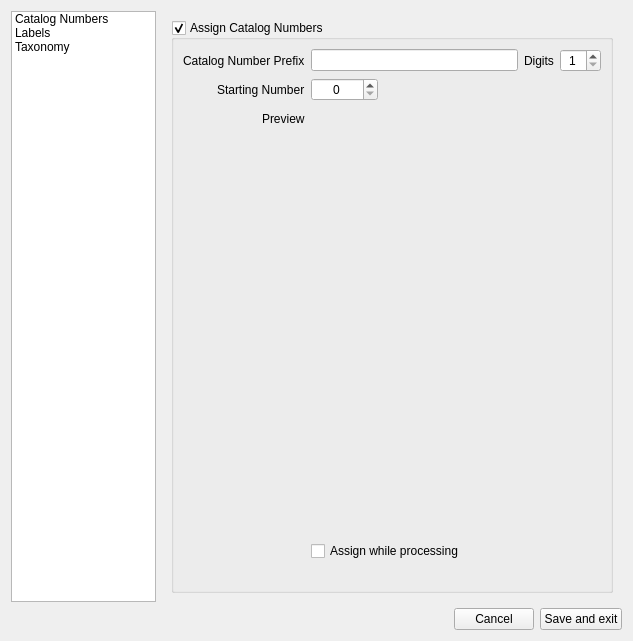
CapPow/collBook, file ui/settingsUI.ui: the form before one commit.
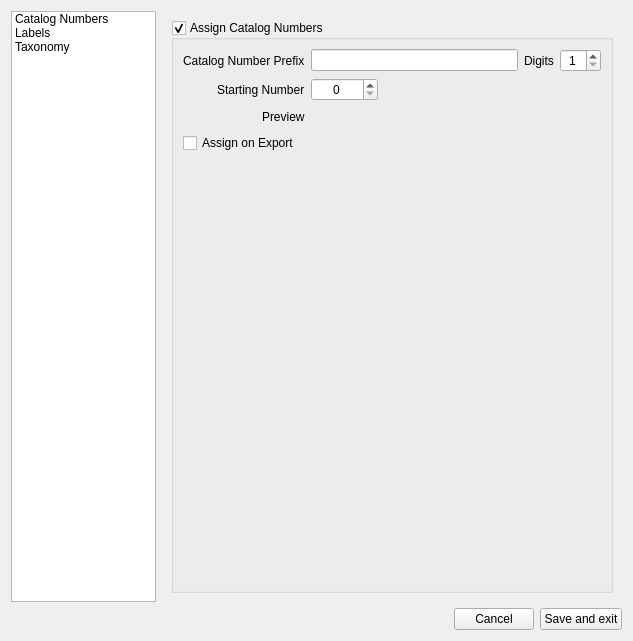
The form after the commit. Icons and pictures are not drawn.

Commit message: finished catalogNumber assignment, not associated with a button yet. Combined export options.

```diff
--- a/ui/settingsUI.ui
+++ b/ui/settingsUI.ui
@@ -98,19 +98,6 @@
                <property name="labelAlignment">
                 <set>Qt::AlignRight|Qt::AlignTrailing|Qt::AlignVCenter</set>
                </property>
-               <item row="4" column="0">
-                <spacer name="verticalSpacer">
-                 <property name="orientation">
-                  <enum>Qt::Vertical</enum>
-                 </property>
-                 <property name="sizeHint" stdset="0">
-                  <size>
-                   <width>20</width>
-                   <height>40</height>
-                  </size>
-                 </property>
-                </spacer>
-               </item>
                <item row="1" column="1">
                 <layout class="QHBoxLayout" name="horizontalLayout_4">
                  <item>
@@ -196,13 +183,6 @@
                  </item>
                 </layout>
                </item>
-               <item row="4" column="1">
-                <widget class="QCheckBox" name="value_catalogNumberAssignProcessing">
-                 <property name="text">
-                  <string>Assign while processing</string>
-                 </property>
-                </widget>
-               </item>
                <item row="1" column="0">
                 <widget class="QLabel" name="label_6">
                  <property name="text">
@@ -224,6 +204,26 @@
                  </property>
                 </widget>
                </item>
+               <item row="5" column="0" colspan="2">
+                <widget class="QCheckBox" name="value_catalogNumberAssignExport">
+                 <property name="text">
+                  <string>Assign on Export</string>
+                 </property>
+                </widget>
+               </item>
+               <item row="6" column="0">
+                <spacer name="verticalSpacer">
+                 <property name="orientation">
+                  <enum>Qt::Vertical</enum>
+                 </property>
+                 <property name="sizeHint" stdset="0">
+                  <size>
+                   <width>20</width>
+                   <height>40</height>
+                  </size>
+                 </property>
+                </spacer>
+               </item>
               </layout>
              </widget>
             </item>
```
The commit also changes 19 other files.
